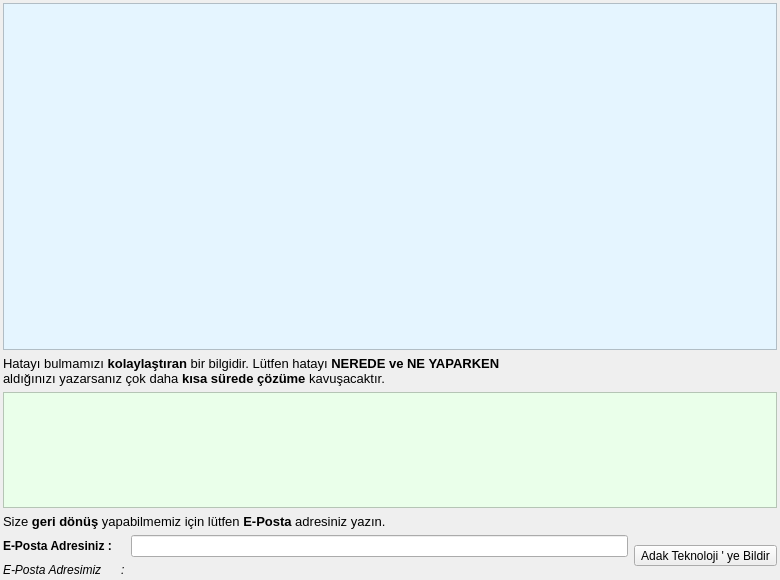
Old version of the form LOGIN/adak_sql_error_dialog.ui in the repository adakteknoloji/FRAMEWORK.
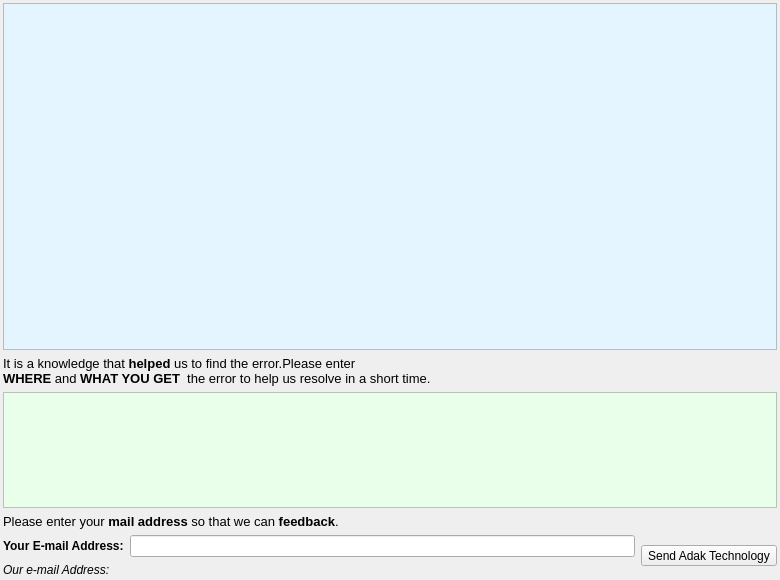
New version of the form. Icons and pictures are not drawn.

```diff
--- a/LOGIN/adak_sql_error_dialog.ui
+++ b/LOGIN/adak_sql_error_dialog.ui
@@ -56,7 +56,7 @@
         </font>
        </property>
        <property name="text">
-        <string>E-Posta Adresimiz      :</string>
+        <string>Our e-mail Address:</string>
        </property>
       </widget>
      </item>
@@ -117,9 +117,9 @@
         <string>&lt;!DOCTYPE HTML PUBLIC &quot;-//W3C//DTD HTML 4.0//EN&quot; &quot;http://www.w3.org/TR/REC-html40/strict.dtd&quot;&gt;
 &lt;html&gt;&lt;head&gt;&lt;meta name=&quot;qrichtext&quot; content=&quot;1&quot; /&gt;&lt;style type=&quot;text/css&quot;&gt;
 p, li { white-space: pre-wrap; }
-&lt;/style&gt;&lt;/head&gt;&lt;body style=&quot; font-family:'Sans Serif'; font-size:10pt; font-weight:600; font-style:normal;&quot;&gt;
-&lt;p style=&quot; margin-top:0px; margin-bottom:0px; margin-left:0px; margin-right:0px; -qt-block-indent:0; text-indent:0px;&quot;&gt;&lt;span style=&quot; font-weight:400;&quot;&gt;Hatayı bulmamızı&lt;/span&gt; kolaylaştıran&lt;span style=&quot; font-weight:400;&quot;&gt; bir bilgidir. Lütfen hatayı &lt;/span&gt;NEREDE ve NE YAPARKEN &lt;/p&gt;
-&lt;p style=&quot; margin-top:0px; margin-bottom:0px; margin-left:0px; margin-right:0px; -qt-block-indent:0; text-indent:0px;&quot;&gt;&lt;span style=&quot; font-weight:400;&quot;&gt;aldığınızı yazarsanız çok daha &lt;/span&gt;kısa sürede çözüme&lt;span style=&quot; font-weight:400;&quot;&gt; kavuşacaktır.&lt;/span&gt;&lt;/p&gt;&lt;/body&gt;&lt;/html&gt;</string>
+&lt;/style&gt;&lt;/head&gt;&lt;body style=&quot; font-family:'Ubuntu'; font-size:11pt; font-weight:600; font-style:normal;&quot;&gt;
+&lt;p style=&quot; margin-top:0px; margin-bottom:0px; margin-left:0px; margin-right:0px; -qt-block-indent:0; text-indent:0px;&quot;&gt;&lt;span style=&quot; font-family:'Sans Serif'; font-size:10pt; font-weight:400;&quot;&gt;It is a knowledge that &lt;/span&gt;&lt;span style=&quot; font-family:'Sans Serif'; font-size:10pt;&quot;&gt;helped&lt;/span&gt;&lt;span style=&quot; font-family:'Sans Serif'; font-size:10pt; font-weight:400;&quot;&gt; us to find the error.Please enter &lt;/span&gt;&lt;/p&gt;
+&lt;p style=&quot; margin-top:0px; margin-bottom:0px; margin-left:0px; margin-right:0px; -qt-block-indent:0; text-indent:0px;&quot;&gt;&lt;span style=&quot; font-family:'Sans Serif'; font-size:10pt;&quot;&gt;WHERE&lt;/span&gt;&lt;span style=&quot; font-family:'Sans Serif'; font-size:10pt; font-weight:400;&quot;&gt; and &lt;/span&gt;&lt;span style=&quot; font-family:'Sans Serif'; font-size:10pt;&quot;&gt;WHAT YOU GET&lt;/span&gt;&lt;span style=&quot; font-family:'Sans Serif'; font-size:10pt; font-weight:400;&quot;&gt;  the error to help us resolve in a short time.&lt;/span&gt;&lt;/p&gt;&lt;/body&gt;&lt;/html&gt;</string>
        </property>
       </widget>
      </item>
@@ -138,7 +138,7 @@
         </font>
        </property>
        <property name="text">
-        <string>E-Posta Adresiniz :</string>
+        <string>Your E-mail Address:</string>
        </property>
       </widget>
      </item>
@@ -172,7 +172,7 @@
           <string/>
          </property>
          <property name="text">
-          <string>Adak Teknoloji ' ye Bildir</string>
+          <string>Send Adak Technology</string>
          </property>
          <property name="icon">
           <iconset resource="yonetim_icons.qrc">
@@ -203,8 +203,8 @@
         <string>&lt;!DOCTYPE HTML PUBLIC &quot;-//W3C//DTD HTML 4.0//EN&quot; &quot;http://www.w3.org/TR/REC-html40/strict.dtd&quot;&gt;
 &lt;html&gt;&lt;head&gt;&lt;meta name=&quot;qrichtext&quot; content=&quot;1&quot; /&gt;&lt;style type=&quot;text/css&quot;&gt;
 p, li { white-space: pre-wrap; }
-&lt;/style&gt;&lt;/head&gt;&lt;body style=&quot; font-family:'Sans Serif'; font-size:10pt; font-weight:400; font-style:normal;&quot;&gt;
-&lt;p style=&quot; margin-top:0px; margin-bottom:0px; margin-left:0px; margin-right:0px; -qt-block-indent:0; text-indent:0px;&quot;&gt;Size &lt;span style=&quot; font-weight:600;&quot;&gt;geri dönüş&lt;/span&gt; yapabilmemiz için lütfen &lt;span style=&quot; font-weight:600;&quot;&gt;E-Posta&lt;/span&gt; adresiniz yazın.&lt;/p&gt;&lt;/body&gt;&lt;/html&gt;</string>
+&lt;/style&gt;&lt;/head&gt;&lt;body style=&quot; font-family:'Ubuntu'; font-size:11pt; font-weight:400; font-style:normal;&quot;&gt;
+&lt;p style=&quot; margin-top:0px; margin-bottom:0px; margin-left:0px; margin-right:0px; -qt-block-indent:0; text-indent:0px;&quot;&gt;&lt;span style=&quot; font-family:'Sans Serif'; font-size:10pt;&quot;&gt;Please enter your &lt;/span&gt;&lt;span style=&quot; font-family:'Sans Serif'; font-size:10pt; font-weight:600;&quot;&gt;mail address&lt;/span&gt;&lt;span style=&quot; font-family:'Sans Serif'; font-size:10pt;&quot;&gt; so that we can &lt;/span&gt;&lt;span style=&quot; font-family:'Sans Serif'; font-size:10pt; font-weight:600;&quot;&gt;feedback&lt;/span&gt;&lt;span style=&quot; font-family:'Sans Serif'; font-size:10pt;&quot;&gt;.&lt;/span&gt;&lt;/p&gt;&lt;/body&gt;&lt;/html&gt;</string>
        </property>
       </widget>
      </item>
```
Left out of the diff: 8 changed lines with no effect on the pictures.
